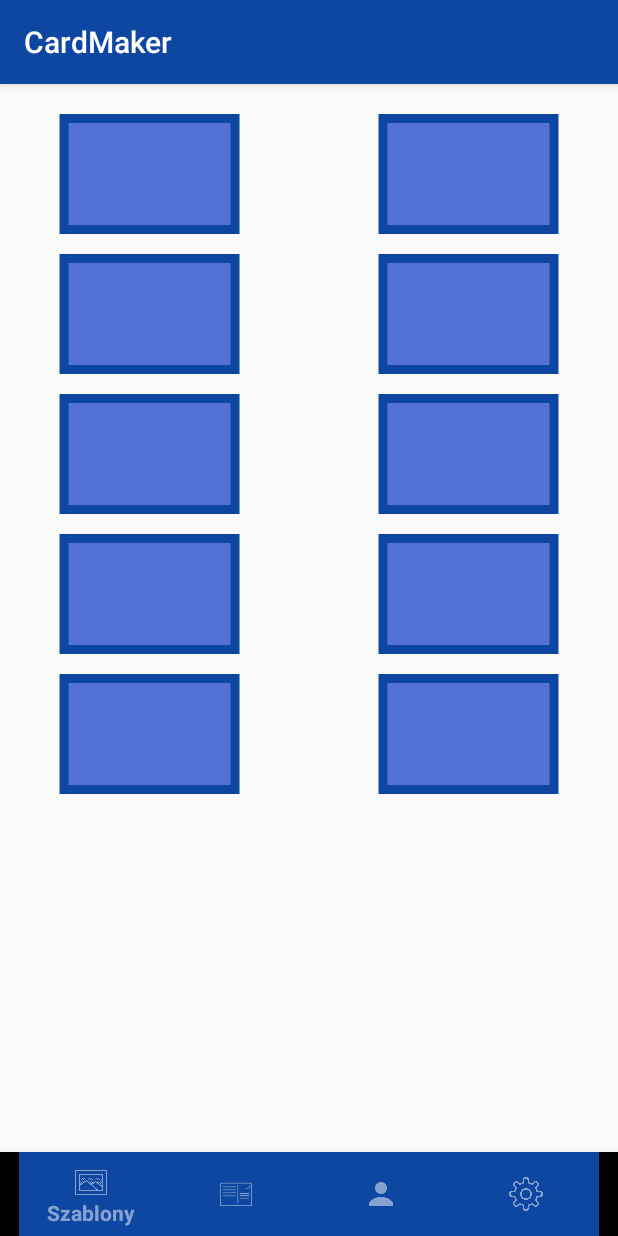
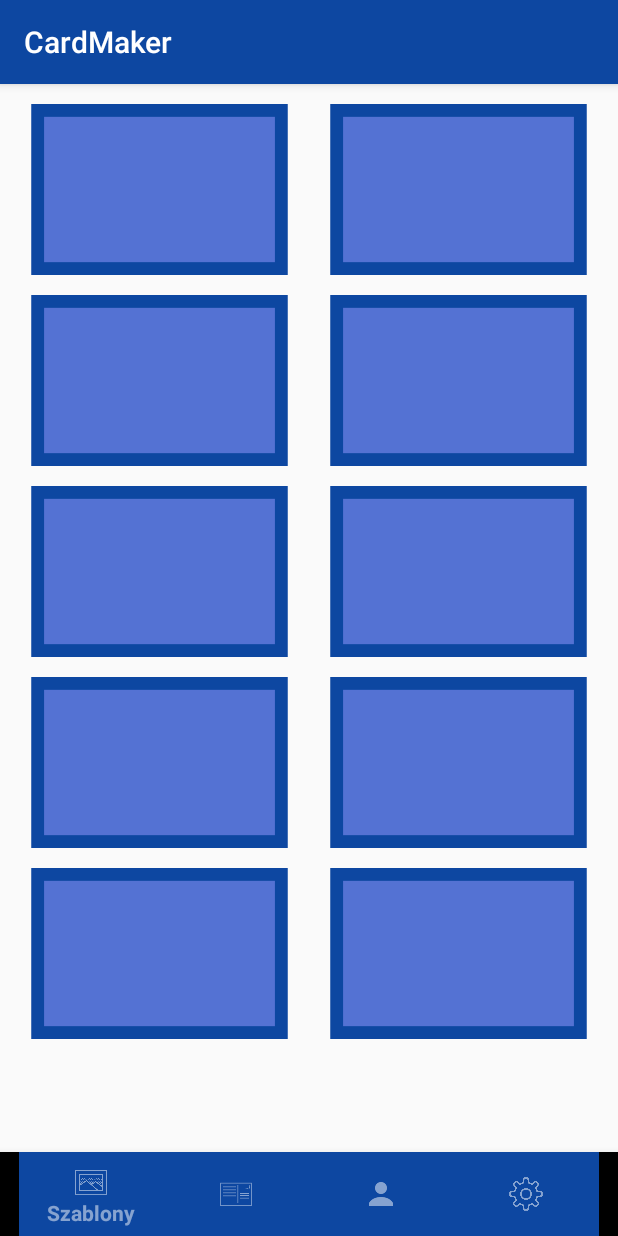
Before and after one commit to Lonaro/CardMaker, an Android app: the screen it shows after launch (MainActivity), on a phone screen of 412 x 824 dp. Run offline under Robolectric (Android 15) with nearby library versions, the phone set to English and light mode, and no system bars.

Commit message:
Repair recyclerview in TemplateFragment.

```diff
--- a/app/src/main/java/michal/cardmaker/presenter/GridSpacingItemDecoration.java
+++ b/app/src/main/java/michal/cardmaker/presenter/GridSpacingItemDecoration.java
@@ -1,23 +1,29 @@
 package michal.cardmaker.presenter;
 
+import android.content.Context;
 import android.graphics.Rect;
+import android.support.annotation.DimenRes;
+import android.support.annotation.NonNull;
+import android.support.v7.widget.GridLayoutManager;
 import android.support.v7.widget.RecyclerView;
 import android.view.View;
 
 public class GridSpacingItemDecoration extends RecyclerView.ItemDecoration {
 
-    private int spanCount;
+    private final boolean includeEdge;
     private int spacing;
-    private boolean includeEdge;
 
-    public GridSpacingItemDecoration(int spanCount, int spacing, boolean includeEdge) {
-        this.spanCount = spanCount;
+
+    public GridSpacingItemDecoration(int spacing, boolean includeEdge) {
         this.spacing = spacing;
         this.includeEdge = includeEdge;
     }
 
     @Override
     public void getItemOffsets(Rect outRect, View view, RecyclerView parent, RecyclerView.State state) {
+        if (parent.getLayoutManager() instanceof GridLayoutManager) {
+            GridLayoutManager layoutManager = (GridLayoutManager) parent.getLayoutManager();
+            int spanCount = layoutManager.getSpanCount();
             int position = parent.getChildAdapterPosition(view); // item position
             int column = position % spanCount; // item column
 
@@ -36,5 +42,7 @@ public class GridSpacingItemDecoration extends RecyclerView.ItemDecoration {
                     outRect.top = spacing; // item top
                 }
             }
+
         }
     }
+}
--- a/app/src/main/java/michal/cardmaker/presenter/TemplateAdapter.java
+++ b/app/src/main/java/michal/cardmaker/presenter/TemplateAdapter.java
@@ -4,11 +4,13 @@ import android.content.Context;
 import android.content.Intent;
 import android.support.annotation.NonNull;
 import android.support.v7.widget.RecyclerView;
+import android.view.LayoutInflater;
 import android.view.View;
 import android.view.ViewGroup;
 import android.widget.ImageView;
 import android.widget.Toast;
 
+import michal.cardmaker.R;
 import michal.cardmaker.view.TemplateSinglePhoto;
 
 public class TemplateAdapter extends RecyclerView.Adapter<TemplateViewHolder> {
@@ -25,7 +27,7 @@ public class TemplateAdapter extends RecyclerView.Adapter<TemplateViewHolder> {
     @Override
     public TemplateViewHolder onCreateViewHolder(@NonNull ViewGroup viewGroup, int i) {
 
-        View imageView = new ImageView(viewGroup.getContext());//LayoutInflater.from(viewGroup.getContext()).inflate(R.layout.recyclerview_template_item, viewGroup, false);
+        View imageView = LayoutInflater.from(context).inflate(R.layout.recyclerview_template_item, viewGroup, false);
 
         return new TemplateViewHolder(imageView);
     }
--- a/app/src/main/java/michal/cardmaker/presenter/TemplateViewHolder.java
+++ b/app/src/main/java/michal/cardmaker/presenter/TemplateViewHolder.java
@@ -3,6 +3,8 @@ package michal.cardmaker.presenter;
 import android.support.v7.widget.RecyclerView;
 import android.view.View;
 import android.widget.ImageView;
+
+import michal.cardmaker.R;
 
 public class TemplateViewHolder extends RecyclerView.ViewHolder {
 
@@ -10,6 +12,6 @@ public class TemplateViewHolder extends RecyclerView.ViewHolder {
 
     public TemplateViewHolder(View imageView) {
         super(imageView);
-        this.imageView = (ImageView) imageView;
+        this.imageView = imageView.findViewById(R.id.template_item_image);
     }
 }
--- a/app/src/main/java/michal/cardmaker/view/TemplateFragment.java
+++ b/app/src/main/java/michal/cardmaker/view/TemplateFragment.java
@@ -43,10 +43,9 @@ public class TemplateFragment extends Fragment {
 
             mLayoutManager = new GridLayoutManager(getActivity(),2 );
             recyclerView.setLayoutManager(mLayoutManager);
-        recyclerView.addItemDecoration(new GridSpacingItemDecoration(2,20,false));
+            recyclerView.addItemDecoration(new GridSpacingItemDecoration(20, true));
             recyclerView.setAdapter(templateAdapter);
 
             return view;
         }
-
     }
--- a/app/src/main/res/layout/fragment_template.xml
+++ b/app/src/main/res/layout/fragment_template.xml
@@ -8,7 +8,6 @@
     <android.support.v7.widget.RecyclerView
         android:id="@+id/recyclerview_template"
         android:layout_width="match_parent"
-        android:layout_height="match_parent"
-        android:layout_marginTop="20dp" />
+        android:layout_height="match_parent" />
 
 </FrameLayout>
--- a/app/src/main/res/layout/recyclerview_template_item.xml
+++ b/app/src/main/res/layout/recyclerview_template_item.xml
@@ -3,14 +3,14 @@
     xmlns:android="http://schemas.android.com/apk/res/android"
     xmlns:app="http://schemas.android.com/apk/res-auto"
     xmlns:tools="http://schemas.android.com/tools"
-    android:layout_width="wrap_content"
+    android:layout_width="match_parent"
     android:layout_height="wrap_content"
     android:id="@+id/template_item">
 
     <ImageView
         android:id="@+id/template_item_image"
-        android:layout_width="200dp"
-        android:layout_height="200dp"
+        android:layout_width="match_parent"
+        android:layout_height="114dp"
         android:gravity="center"
         app:layout_constraintBottom_toBottomOf="parent"
         app:layout_constraintEnd_toEndOf="parent"
```
Lines whose indentation alone changed are shown as unchanged.
